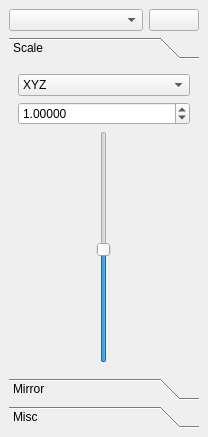
Qt form src/ui/TransformDock.ui (Warzone2100/WMIT) before a commit.
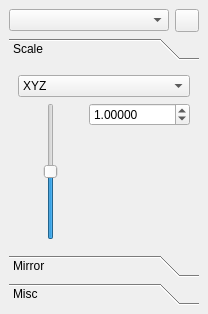
The same form after that commit.

Commit message: Improve appearance ot transform dock

Patch:
```diff
--- a/src/ui/TransformDock.ui
+++ b/src/ui/TransformDock.ui
@@ -7,7 +7,7 @@
     <x>0</x>
     <y>0</y>
     <width>208</width>
-    <height>437</height>
+    <height>314</height>
    </rect>
   </property>
   <property name="minimumSize">
@@ -33,12 +33,9 @@
        <widget class="QComboBox" name="cbMeshIdx"/>
       </item>
       <item>
-       <widget class="QPushButton" name="pbRemoveMesh">
-        <property name="maximumSize">
-         <size>
-          <width>50</width>
-          <height>16777215</height>
-         </size>
+       <widget class="QToolButton" name="removeMeshButton">
+        <property name="text">
+         <string/>
         </property>
        </widget>
       </item>
@@ -54,8 +51,8 @@
         <rect>
          <x>0</x>
          <y>0</y>
-         <width>190</width>
-         <height>266</height>
+         <width>184</width>
+         <height>141</height>
         </rect>
        </property>
        <attribute name="label">
@@ -90,7 +87,30 @@
          </widget>
         </item>
         <item>
-         <widget class="QDoubleSpinBox" name="doubleSpinBox">
+         <layout class="QHBoxLayout" name="scaleLayout">
+          <item>
+           <widget class="QSlider" name="scaleSlider">
+            <property name="sizePolicy">
+             <sizepolicy hsizetype="Preferred" vsizetype="Expanding">
+              <horstretch>0</horstretch>
+              <verstretch>0</verstretch>
+             </sizepolicy>
+            </property>
+            <property name="minimum">
+             <number>-256</number>
+            </property>
+            <property name="maximum">
+             <number>256</number>
+            </property>
+            <property name="orientation">
+             <enum>Qt::Vertical</enum>
+            </property>
+           </widget>
+          </item>
+          <item>
+           <layout class="QVBoxLayout" name="spinBoxLayout">
+            <item>
+             <widget class="QDoubleSpinBox" name="scaleSpinBox">
           <property name="accelerated">
            <bool>true</bool>
           </property>
@@ -112,26 +132,21 @@
          </widget>
         </item>
         <item>
-         <widget class="QSlider" name="horizontalSlider">
-          <property name="sizePolicy">
-           <sizepolicy hsizetype="Preferred" vsizetype="Expanding">
-            <horstretch>0</horstretch>
-            <verstretch>0</verstretch>
-           </sizepolicy>
-          </property>
-          <property name="minimum">
-           <number>-256</number>
-          </property>
-          <property name="maximum">
-           <number>256</number>
-          </property>
-          <property name="value">
-           <number>-7</number>
-          </property>
+             <spacer name="scaleSpacer">
           <property name="orientation">
            <enum>Qt::Vertical</enum>
           </property>
-         </widget>
+              <property name="sizeHint" stdset="0">
+               <size>
+                <width>0</width>
+                <height>0</height>
+               </size>
+              </property>
+             </spacer>
+            </item>
+           </layout>
+          </item>
+         </layout>
         </item>
        </layout>
       </widget>
```
Left out of the diff: 48 changed lines with no effect on the pictures. Lines whose indentation alone changed are shown as unchanged. The commit also changes 3 other files.
